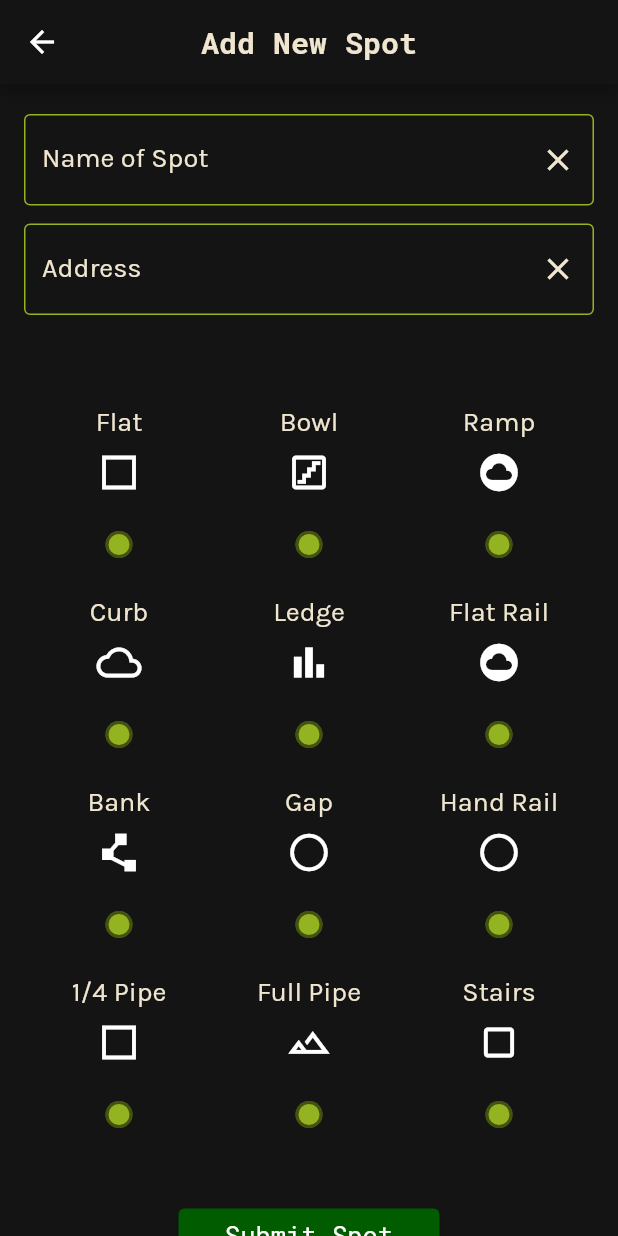
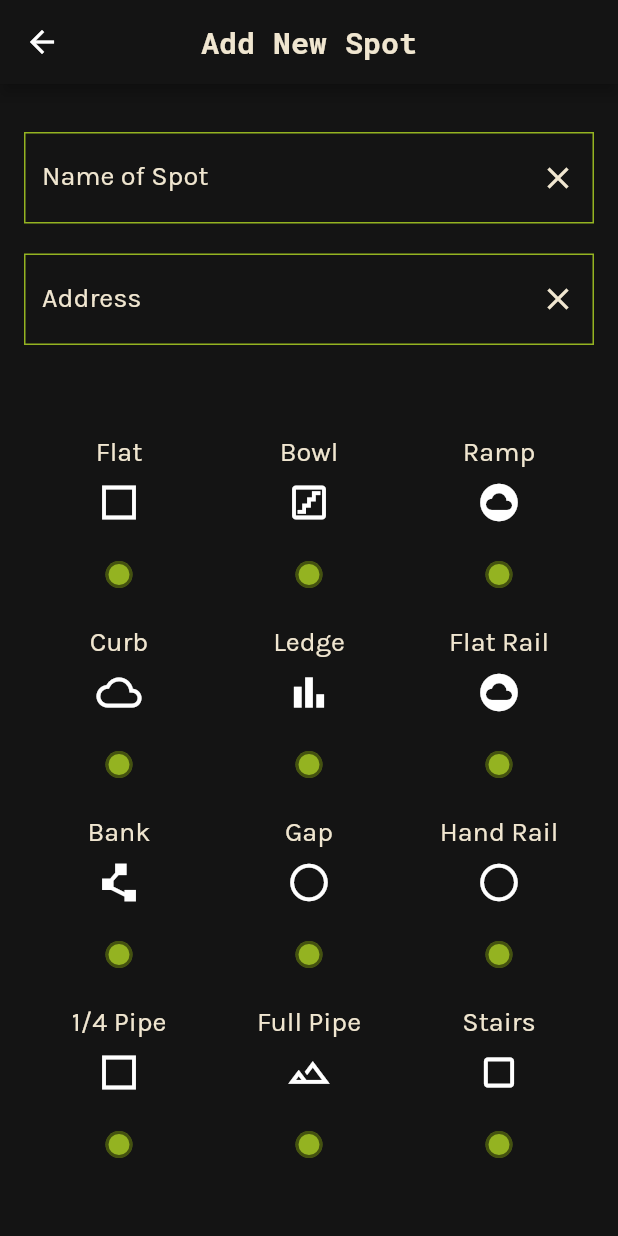
Before and after one commit to sj0726/SkateRight, a Flutter app: the CreateSpotPage screen opened directly with empty values, on a phone screen of 412 x 824 dp. Run offline on Flutter 3.47's test engine with Material 2 defaults, Android fonts, the phone set to English and light mode, and no system bars; our stand-ins replace cloud_firestore, firebase_core, firebase_database, geolocator, google_maps_flutter, location and 2 more; missing offline and left inert: dart:ffi; accounts and stored records are empty.

Commit message:
Spot page textbox formatting

```diff
--- a/skateright_flutter/lib/spot_editing/create_spot_page.dart
+++ b/skateright_flutter/lib/spot_editing/create_spot_page.dart
@@ -57,9 +57,10 @@ class _CreateSpotPageState extends State<CreateSpotPage> {
             ),
             child: ListView(
               children: [
+                const SizedBox(height: 12),
                 SubmitTextField(
-                    label: 'Name of Spot', controller: nameController),
-                const SizedBox(height: 12),
+                    label: 'Name of Spot', controller: nameController,),
+                const SizedBox(height: 20),
                 SubmitTextField(
                     label: 'Address', controller: addressController),
                 const SizedBox(
--- a/skateright_flutter/lib/spot_editing/submit_text_field.dart
+++ b/skateright_flutter/lib/spot_editing/submit_text_field.dart
@@ -1,10 +1,17 @@
 import 'package:flutter/material.dart';
 
 class SubmitTextField extends StatelessWidget {
-  SubmitTextField({Key? key, required this.label, required this.controller}) : super(key: key);
+  SubmitTextField({Key? key, required this.label, required this.controller})
+      : super(key: key);
 
   final String label;
   final TextEditingController controller;
+
+  OutlineInputBorder _outlineBorderStyle({Color? borderColor}) {
+    return OutlineInputBorder(
+        borderRadius: BorderRadius.zero,
+        borderSide: BorderSide(color: borderColor ??= const Color(0xFF94B321)));
+  }
 
   @override
   Widget build(BuildContext context) {
@@ -13,12 +20,13 @@ class SubmitTextField extends StatelessWidget {
       textCapitalization: TextCapitalization.words,
       controller: controller,
       decoration: InputDecoration(
-        enabledBorder: const OutlineInputBorder(
-            borderSide: BorderSide(color: Color(0xFF94B321))),
-        focusedBorder: const OutlineInputBorder(
-            borderSide: BorderSide(color: Color(0xFF94B321))),
-        border: const OutlineInputBorder(
-            borderSide: BorderSide(color: Color(0xFF94B321))),
+        border: _outlineBorderStyle(),
+        enabledBorder: _outlineBorderStyle(),
+        focusedBorder: _outlineBorderStyle(),
+        errorBorder: _outlineBorderStyle(borderColor: const Color(0xFFEB001B)),
+        focusedErrorBorder: _outlineBorderStyle(borderColor: const Color(0xFFEB001B)),
+        disabledBorder: _outlineBorderStyle(borderColor: Colors.grey[700]),
+
         labelText: label,
         labelStyle: const TextStyle(color: Color(0xFFf0e6d0)),
         suffixIcon: IconButton(
```
